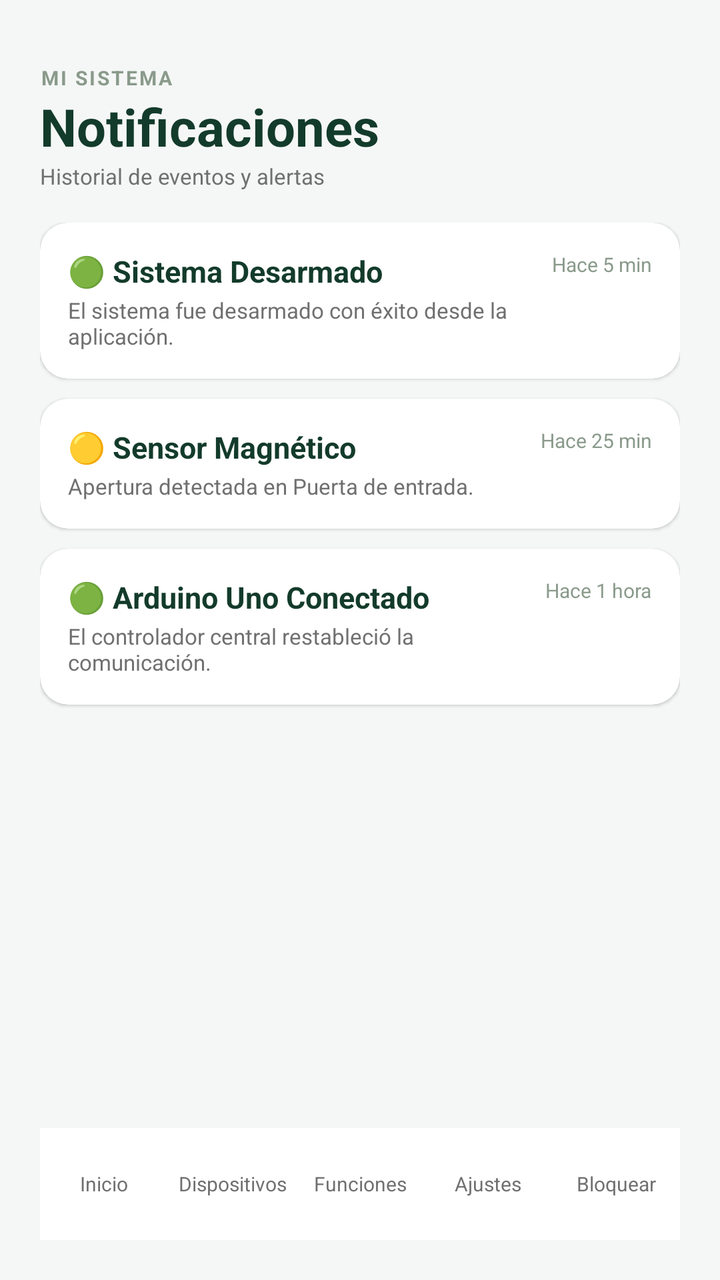
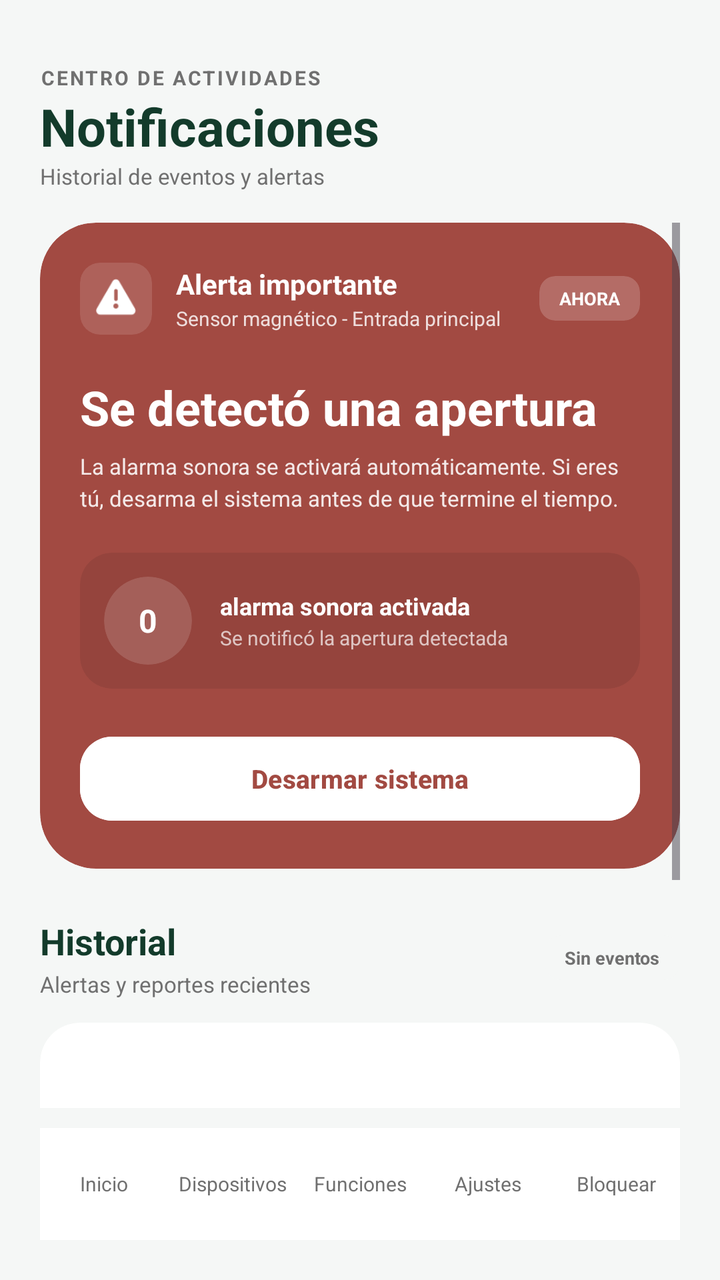

The first picture is an Android layout as it rendered before a commit; the second is the same layout after the commit. The layout source and the unified diff follow.
<!-- AndroidManifest.xml: application theme Theme.SixSense -->
<!-- res/layout/pantalla_notificaciones.xml -->
<?xml version="1.0" encoding="utf-8"?>
<androidx.constraintlayout.widget.ConstraintLayout
    xmlns:android="http://schemas.android.com/apk/res/android"
    xmlns:app="http://schemas.android.com/apk/res-auto"
    android:layout_width="match_parent"
    android:layout_height="match_parent"
    android:background="#F5F7F6"
    android:padding="20dp">

    
    <LinearLayout
        android:id="@+id/layoutHeaderNotif"
        android:layout_width="0dp"
        android:layout_height="wrap_content"
        android:orientation="vertical"
        android:layout_marginTop="12dp"
        app:layout_constraintTop_toTopOf="parent"
        app:layout_constraintStart_toStartOf="parent"
        app:layout_constraintEnd_toEndOf="parent">

        <TextView
            android:layout_width="wrap_content"
            android:layout_height="wrap_content"
            android:text="MI SISTEMA"
            android:textSize="10sp"
            android:textStyle="bold"
            android:textColor="#8A9A8B"
            android:letterSpacing="0.1"/>

        <TextView
            android:layout_width="wrap_content"
            android:layout_height="wrap_content"
            android:text="Notificaciones"
            android:textSize="26sp"
            android:textStyle="bold"
            android:textColor="#133B2B"/>

        <TextView
            android:layout_width="wrap_content"
            android:layout_height="wrap_content"
            android:text="Historial de eventos y alertas"
            android:textSize="11sp"
            android:textColor="#707070"/>
    </LinearLayout>

    
    <ScrollView
        android:layout_width="0dp"
        android:layout_height="0dp"
        android:layout_marginTop="16dp"
        android:layout_marginBottom="10dp"
        app:layout_constraintTop_toBottomOf="@id/layoutHeaderNotif"
        app:layout_constraintBottom_toTopOf="@id/bottomNav"
        app:layout_constraintStart_toStartOf="parent"
        app:layout_constraintEnd_toEndOf="parent">

        <LinearLayout
            android:layout_width="match_parent"
            android:layout_height="wrap_content"
            android:orientation="vertical">

            
            <androidx.cardview.widget.CardView
                android:layout_width="match_parent"
                android:layout_height="wrap_content"
                android:layout_marginBottom="10dp"
                app:cardCornerRadius="14dp"
                app:cardElevation="1dp"
                app:cardBackgroundColor="#FFFFFF">

                <LinearLayout
                    android:layout_width="match_parent"
                    android:layout_height="wrap_content"
                    android:orientation="horizontal"
                    android:padding="14dp">

                    <LinearLayout
                        android:layout_width="0dp"
                        android:layout_height="wrap_content"
                        android:layout_weight="1"
                        android:orientation="vertical">

                        <TextView
                            android:layout_width="wrap_content"
                            android:layout_height="wrap_content"
                            android:text="🟢 Sistema Desarmado"
                            android:textSize="15sp"
                            android:textStyle="bold"
                            android:textColor="#133B2B"/>

                        <TextView
                            android:layout_width="wrap_content"
                            android:layout_height="wrap_content"
                            android:text="El sistema fue desarmado con éxito desde la aplicación."
                            android:textSize="11sp"
                            android:textColor="#707070"
                            android:layout_marginTop="2dp"/>
                    </LinearLayout>

                    <TextView
                        android:layout_width="wrap_content"
                        android:layout_height="wrap_content"
                        android:text="Hace 5 min"
                        android:textSize="10sp"
                        android:textColor="#8A9A8B"/>
                </LinearLayout>
            </androidx.cardview.widget.CardView>

            
            <androidx.cardview.widget.CardView
                android:layout_width="match_parent"
                android:layout_height="wrap_content"
                android:layout_marginBottom="10dp"
                app:cardCornerRadius="14dp"
                app:cardElevation="1dp"
                app:cardBackgroundColor="#FFFFFF">

                <LinearLayout
                    android:layout_width="match_parent"
                    android:layout_height="wrap_content"
                    android:orientation="horizontal"
                    android:padding="14dp">

                    <LinearLayout
                        android:layout_width="0dp"
                        android:layout_height="wrap_content"
                        android:layout_weight="1"
                        android:orientation="vertical">

                        <TextView
                            android:layout_width="wrap_content"
                            android:layout_height="wrap_content"
                            android:text="🟡 Sensor Magnético"
                            android:textSize="15sp"
                            android:textStyle="bold"
                            android:textColor="#133B2B"/>

                        <TextView
                            android:layout_width="wrap_content"
                            android:layout_height="wrap_content"
                            android:text="Apertura detectada en Puerta de entrada."
                            android:textSize="11sp"
                            android:textColor="#707070"
                            android:layout_marginTop="2dp"/>
                    </LinearLayout>

                    <TextView
                        android:layout_width="wrap_content"
                        android:layout_height="wrap_content"
                        android:text="Hace 25 min"
                        android:textSize="10sp"
                        android:textColor="#8A9A8B"/>
                </LinearLayout>
            </androidx.cardview.widget.CardView>

            
            <androidx.cardview.widget.CardView
                android:layout_width="match_parent"
                android:layout_height="wrap_content"
                android:layout_marginBottom="10dp"
                app:cardCornerRadius="14dp"
                app:cardElevation="1dp"
                app:cardBackgroundColor="#FFFFFF">

                <LinearLayout
                    android:layout_width="match_parent"
                    android:layout_height="wrap_content"
                    android:orientation="horizontal"
                    android:padding="14dp">

                    <LinearLayout
                        android:layout_width="0dp"
                        android:layout_height="wrap_content"
                        android:layout_weight="1"
                        android:orientation="vertical">

                        <TextView
                            android:layout_width="wrap_content"
                            android:layout_height="wrap_content"
                            android:text="🟢 Arduino Uno Conectado"
                            android:textSize="15sp"
                            android:textStyle="bold"
                            android:textColor="#133B2B"/>

                        <TextView
                            android:layout_width="wrap_content"
                            android:layout_height="wrap_content"
                            android:text="El controlador central restableció la comunicación."
                            android:textSize="11sp"
                            android:textColor="#707070"
                            android:layout_marginTop="2dp"/>
                    </LinearLayout>

                    <TextView
                        android:layout_width="wrap_content"
                        android:layout_height="wrap_content"
                        android:text="Hace 1 hora"
                        android:textSize="10sp"
                        android:textColor="#8A9A8B"/>
                </LinearLayout>
            </androidx.cardview.widget.CardView>

        </LinearLayout>
    </ScrollView>

    
    <LinearLayout
        android:id="@+id/bottomNav"
        android:layout_width="0dp"
        android:layout_height="56dp"
        android:orientation="horizontal"
        android:gravity="center"
        android:background="#FFFFFF"
        app:layout_constraintBottom_toBottomOf="parent"
        app:layout_constraintStart_toStartOf="parent"
        app:layout_constraintEnd_toEndOf="parent">

        <TextView android:id="@+id/navInicio" android:layout_width="0dp" android:layout_height="match_parent" android:layout_weight="1" android:text="Inicio" android:gravity="center" android:textSize="10sp" android:textColor="#707070"/>
        <TextView android:id="@+id/navDispositivos" android:layout_width="0dp" android:layout_height="match_parent" android:layout_weight="1" android:text="Dispositivos" android:gravity="center" android:textSize="10sp" android:textColor="#707070"/>
        <TextView android:id="@+id/navFunciones" android:layout_width="0dp" android:layout_height="match_parent" android:layout_weight="1" android:text="Funciones" android:gravity="center" android:textSize="10sp" android:textColor="#707070"/>
        <TextView android:id="@+id/navAjustes" android:layout_width="0dp" android:layout_height="match_parent" android:layout_weight="1" android:text="Ajustes" android:gravity="center" android:textSize="10sp" android:textColor="#707070"/>
        <TextView android:id="@+id/navBloquear" android:layout_width="0dp" android:layout_height="match_parent" android:layout_weight="1" android:text="Bloquear" android:gravity="center" android:textSize="10sp" android:textColor="#707070"/>
    </LinearLayout>

</androidx.constraintlayout.widget.ConstraintLayout>
<!-- resources referenced by this layout -->
<resources>
  <style name="Theme.SixSense" parent="Base.Theme.SixSense" />
  <style name="Base.Theme.SixSense" parent="Theme.Material3.DayNight.NoActionBar">
          
          
      </style>
</resources>

<!-- the commit's change to res/layout/pantalla_notificaciones.xml (unified diff, before → after) -->
@@ -21,10 +21,10 @@
         <TextView
             android:layout_width="wrap_content"
             android:layout_height="wrap_content"
-            android:text="MI SISTEMA"
+            android:text="CENTRO DE ACTIVIDADES"
             android:textSize="10sp"
             android:textStyle="bold"
-            android:textColor="#8A9A8B"
+            android:textColor="@color/text_secondary"
             android:letterSpacing="0.1"/>
 
         <TextView
@@ -33,14 +33,14 @@
             android:text="Notificaciones"
             android:textSize="26sp"
             android:textStyle="bold"
-            android:textColor="#133B2B"/>
+            android:textColor="@color/text_primary"/>
 
         <TextView
             android:layout_width="wrap_content"
             android:layout_height="wrap_content"
             android:text="Historial de eventos y alertas"
             android:textSize="11sp"
-            android:textColor="#707070"/>
+            android:textColor="@color/text_secondary"/>
     </LinearLayout>
 
     
@@ -63,143 +63,284 @@
             <androidx.cardview.widget.CardView
                 android:layout_width="match_parent"
                 android:layout_height="wrap_content"
-                android:layout_marginBottom="10dp"
-                app:cardCornerRadius="14dp"
-                app:cardElevation="1dp"
-                app:cardBackgroundColor="#FFFFFF">
+                android:layout_marginBottom="24dp"
+                app:cardCornerRadius="28dp"
+                app:cardElevation="0dp"
+                app:cardBackgroundColor="@color/alarm_primary">
 
                 <LinearLayout
                     android:layout_width="match_parent"
                     android:layout_height="wrap_content"
-                    android:orientation="horizontal"
-                    android:padding="14dp">
+                    android:orientation="vertical"
+                    android:padding="20dp">
+
+                    
+                    <RelativeLayout
+                        android:layout_width="match_parent"
+                        android:layout_height="wrap_content">
+
+                        
+                        <androidx.cardview.widget.CardView
+                            android:id="@+id/cardIconAlert"
+                            android:layout_width="36dp"
+                            android:layout_height="36dp"
+                            app:cardCornerRadius="10dp"
+                            app:cardElevation="0dp"
+                            app:cardBackgroundColor="#20FFFFFF"
+                            android:layout_alignParentStart="true"
+                            android:layout_centerVertical="true">
+                            <ImageView
+                                android:layout_width="match_parent"
+                                android:layout_height="match_parent"
+                                android:src="@android:drawable/ic_dialog_alert"
+                                app:tint="@color/card_background"
+                                android:padding="8dp"
+                                android:contentDescription="Alerta"/>
+                        </androidx.cardview.widget.CardView>
+
+                        
+                        <LinearLayout
+                            android:layout_width="wrap_content"
+                            android:layout_height="wrap_content"
+                            android:orientation="vertical"
+                            android:layout_toEndOf="@id/cardIconAlert"
+                            android:layout_toStartOf="@+id/cardBadgeAhora"
+                            android:layout_marginStart="12dp"
+                            android:layout_centerVertical="true">
+                            <TextView
+                                android:layout_width="wrap_content"
+                                android:layout_height="wrap_content"
+                                android:text="Alerta importante"
+                                android:textStyle="bold"
+                                android:textColor="@color/card_background"
+                                android:textSize="14sp"/>
+                            <TextView
+                                android:layout_width="wrap_content"
+                                android:layout_height="wrap_content"
+                                android:text="Sensor magnético - Entrada principal"
+                                android:textColor="#D0FFFFFF"
+                                android:textSize="10sp"
+                                android:layout_marginTop="1dp"/>
+                        </LinearLayout>
+
+                        
+                        <androidx.cardview.widget.CardView
+                            android:id="@+id/cardBadgeAhora"
+                            android:layout_width="wrap_content"
+                            android:layout_height="wrap_content"
+                            android:layout_alignParentEnd="true"
+                            android:layout_centerVertical="true"
+                            app:cardCornerRadius="8dp"
+                            app:cardElevation="0dp"
+                            app:cardBackgroundColor="#30FFFFFF">
+                            <TextView
+                                android:layout_width="wrap_content"
+                                android:layout_height="wrap_content"
+                                android:text="AHORA"
+                                android:textStyle="bold"
+                                android:textColor="@color/card_background"
+                                android:textSize="9sp"
+                                android:paddingHorizontal="10dp"
+                                android:paddingVertical="5dp"/>
+                        </androidx.cardview.widget.CardView>
+                    </RelativeLayout>
+
+                    
+                    <TextView
+                        android:layout_width="match_parent"
+                        android:layout_height="wrap_content"
+                        android:layout_marginTop="20dp"
+                        android:text="Se detectó una apertura"
+                        android:textStyle="bold"
+                        android:textColor="@color/card_background"
+                        android:textSize="24sp"/>
+
+                    <TextView
+                        android:layout_width="match_parent"
+                        android:layout_height="wrap_content"
+                        android:layout_marginTop="6dp"
+                        android:text="La alarma sonora se activará automáticamente. Si eres tú, desarma el sistema antes de que termine el tiempo."
+                        android:textColor="#E0FFFFFF"
+                        android:textSize="11sp"
+                        android:lineSpacingMultiplier="1.2"/>
+
+                    
+                    <androidx.cardview.widget.CardView
+                        android:layout_width="match_parent"
+                        android:layout_height="wrap_content"
+                        android:layout_marginTop="20dp"
+                        android:layout_marginBottom="20dp"
+                        app:cardCornerRadius="16dp"
+                        app:cardElevation="0dp"
+                        app:cardBackgroundColor="#15000000">
+
+                        <LinearLayout
+                            android:layout_width="match_parent"
+                            android:layout_height="wrap_content"
+                            android:orientation="horizontal"
+                            android:gravity="center_vertical"
+                            android:padding="12dp">
+
+                            
+                            <androidx.cardview.widget.CardView
+                                android:layout_width="44dp"
+                                android:layout_height="44dp"
+                                app:cardCornerRadius="22dp"
+                                app:cardElevation="0dp"
+                                app:cardBackgroundColor="#25FFFFFF">
+                                <TextView
+                                    android:id="@+id/tvCountdown"
+                                    android:layout_width="match_parent"
+                                    android:layout_height="match_parent"
+                                    android:text="0"
+                                    android:gravity="center"
+                                    android:textStyle="bold"
+                                    android:textColor="@color/card_background"
+                                    android:textSize="16sp"/>
+                            </androidx.cardview.widget.CardView>
+
+                            
+                            <LinearLayout
+                                android:layout_width="wrap_content"
+                                android:layout_height="wrap_content"
+                                android:orientation="vertical"
+                                android:layout_marginStart="14dp">
+                                <TextView
+                                    android:layout_width="wrap_content"
+                                    android:layout_height="wrap_content"
+                                    android:text="alarma sonora activada"
+                                    android:textStyle="bold"
+                                    android:textColor="@color/card_background"
+                                    android:textSize="12sp"/>
+                                <TextView
+                                    android:layout_width="wrap_content"
+                                    android:layout_height="wrap_content"
+                                    android:text="Se notificó la apertura detectada"
+                                    android:textColor="#B0FFFFFF"
+                                    android:textSize="10sp"
+                                    android:layout_marginTop="1dp"/>
+                            </LinearLayout>
+                        </LinearLayout>
+                    </androidx.cardview.widget.CardView>
+
+                    
+                    <Button
+                        android:id="@+id/btnDesarmarAlerta"
+                        android:layout_width="match_parent"
+                        android:layout_height="50dp"
+                        android:text="Desarmar sistema"
+                        android:textSize="13sp"
+                        android:textStyle="bold"
+                        android:textColor="@color/alarm_primary"
+                        android:backgroundTint="@color/card_background"
+                        app:cornerRadius="16dp"
+                        android:icon="@android:drawable/ic_lock_power_off"
+                        app:iconTint="@color/alarm_primary"
+                        app:iconGravity="textStart"/>
+                </LinearLayout>
+            </androidx.cardview.widget.CardView>
+
+            
+            <LinearLayout
+                android:layout_width="match_parent"
+                android:layout_height="wrap_content"
+                android:orientation="vertical">
+
+                
+                <RelativeLayout
+                    android:layout_width="match_parent"
+                    android:layout_height="wrap_content"
+                    android:layout_marginBottom="12dp">
 
                     <LinearLayout
-                        android:layout_width="0dp"
-                        android:layout_height="wrap_content"
-                        android:layout_weight="1"
-                        android:orientation="vertical">
-
-                        <TextView
-                            android:layout_width="wrap_content"
-                            android:layout_height="wrap_content"
-                            android:text="🟢 Sistema Desarmado"
-                            android:textSize="15sp"
+                        android:layout_width="wrap_content"
+                        android:layout_height="wrap_content"
+                        android:orientation="vertical"
+                        android:layout_alignParentStart="true"
+                        android:layout_toStartOf="@+id/cardEstadoSistemaVacit">
+                        <TextView
+                            android:layout_width="wrap_content"
+                            android:layout_height="wrap_content"
+                            android:text="Historial"
                             android:textStyle="bold"
-                            android:textColor="#133B2B"/>
-
-                        <TextView
-                            android:layout_width="wrap_content"
-                            android:layout_height="wrap_content"
-                            android:text="El sistema fue desarmado con éxito desde la aplicación."
+                            android:textColor="@color/green_dark"
+                            android:textSize="18sp"/>
+                        <TextView
+                            android:layout_width="wrap_content"
+                            android:layout_height="wrap_content"
+                            android:text="Alertas y reportes recientes"
+                            android:textColor="@color/text_secondary"
                             android:textSize="11sp"
-                            android:textColor="#707070"
                             android:layout_marginTop="2dp"/>
                     </LinearLayout>
 
-                    <TextView
+                    
+                    <androidx.cardview.widget.CardView
+                        android:id="@+id/cardEstadoSistemaVacit"
                         android:layout_width="wrap_content"
                         android:layout_height="wrap_content"
-                        android:text="Hace 5 min"
-                        android:textSize="10sp"
-                        android:textColor="#8A9A8B"/>
-                </LinearLayout>
-            </androidx.cardview.widget.CardView>
-
-            
-            <androidx.cardview.widget.CardView
-                android:layout_width="match_parent"
-                android:layout_height="wrap_content"
-                android:layout_marginBottom="10dp"
-                app:cardCornerRadius="14dp"
-                app:cardElevation="1dp"
-                app:cardBackgroundColor="#FFFFFF">
-
-                <LinearLayout
+                        android:layout_alignParentEnd="true"
+                        android:layout_centerVertical="true"
+                        app:cardCornerRadius="8dp"
+                        app:cardElevation="0dp"
+                        app:cardBackgroundColor="@color/brand_background">
+                        <TextView
+                            android:layout_width="wrap_content"
+                            android:layout_height="wrap_content"
+                            android:text="Sin eventos"
+                            android:textStyle="bold"
+                            android:textColor="@color/text_secondary"
+                            android:textSize="9sp"
+                            android:paddingHorizontal="10dp"
+                            android:paddingVertical="5dp"/>
+                    </androidx.cardview.widget.CardView>
+                </RelativeLayout>
+
+                
+                <androidx.cardview.widget.CardView
                     android:layout_width="match_parent"
-                    android:layout_height="wrap_content"
-                    android:orientation="horizontal"
-                    android:padding="14dp">
+                    android:layout_height="180dp"
+                    android:layout_marginBottom="16dp"
+                    app:cardCornerRadius="20dp"
+                    app:cardElevation="0dp"
+                    app:cardBackgroundColor="@color/card_background">
 
                     <LinearLayout
-                        android:layout_width="0dp"
-                        android:layout_height="wrap_content"
-                        android:layout_weight="1"
-                        android:orientation="vertical">
-
-                        <TextView
-                            android:layout_width="wrap_content"
-                            android:layout_height="wrap_content"
-                            android:text="🟡 Sensor Magnético"
-                            android:textSize="15sp"
+                        android:layout_width="match_parent"
+                        android:layout_height="match_parent"
+                        android:orientation="vertical"
+                        android:gravity="center"
+                        android:padding="24dp">
+
+                        
+                        <ImageView
+                            android:layout_width="40dp"
+                            android:layout_height="40dp"
+                            android:src="@android:drawable/ic_menu_today"
+                            app:tint="@color/green_muted"
+                            android:contentDescription="Historial Vacío"/>
+
+                        <TextView
+                            android:layout_width="wrap_content"
+                            android:layout_height="wrap_content"
+                            android:layout_marginTop="12dp"
+                            android:text="No hay registros guardados"
                             android:textStyle="bold"
-                            android:textColor="#133B2B"/>
-
-                        <TextView
-                            android:layout_width="wrap_content"
-                            android:layout_height="wrap_content"
-                            android:text="Apertura detectada en Puerta de entrada."
+                            android:textColor="@color/green_dark"
+                            android:textSize="14sp"/>
+
+                        <TextView
+                            android:layout_width="wrap_content"
+                            android:layout_height="wrap_content"
+                            android:layout_marginTop="4dp"
+                            android:text="Las alertas y notificaciones del sistema aparecerán detalladas en esta lista."
+                            android:textColor="@color/text_secondary"
                             android:textSize="11sp"
-                            android:textColor="#707070"
-                            android:layout_marginTop="2dp"/>
+                            android:gravity="center"
+                            android:lineSpacingMultiplier="1.1"/>
                     </LinearLayout>
-
-                    <TextView
-                        android:layout_width="wrap_content"
-                        android:layout_height="wrap_content"
-                        android:text="Hace 25 min"
-                        android:textSize="10sp"
-                        android:textColor="#8A9A8B"/>
-                </LinearLayout>
-            </androidx.cardview.widget.CardView>
-
-            
-            <androidx.cardview.widget.CardView
-                android:layout_width="match_parent"
-                android:layout_height="wrap_content"
-                android:layout_marginBottom="10dp"
-                app:cardCornerRadius="14dp"
-                app:cardElevation="1dp"
-                app:cardBackgroundColor="#FFFFFF">
-
-                <LinearLayout
-                    android:layout_width="match_parent"
-                    android:layout_height="wrap_content"
-                    android:orientation="horizontal"
-                    android:padding="14dp">
-
-                    <LinearLayout
-                        android:layout_width="0dp"
-                        android:layout_height="wrap_content"
-                        android:layout_weight="1"
-                        android:orientation="vertical">
-
-                        <TextView
-                            android:layout_width="wrap_content"
-                            android:layout_height="wrap_content"
-                            android:text="🟢 Arduino Uno Conectado"
-                            android:textSize="15sp"
-                            android:textStyle="bold"
-                            android:textColor="#133B2B"/>
-
-                        <TextView
-                            android:layout_width="wrap_content"
-                            android:layout_height="wrap_content"
-                            android:text="El controlador central restableció la comunicación."
-                            android:textSize="11sp"
-                            android:textColor="#707070"
-                            android:layout_marginTop="2dp"/>
-                    </LinearLayout>
-
-                    <TextView
-                        android:layout_width="wrap_content"
-                        android:layout_height="wrap_content"
-                        android:text="Hace 1 hora"
-                        android:textSize="10sp"
-                        android:textColor="#8A9A8B"/>
-                </LinearLayout>
-            </androidx.cardview.widget.CardView>
-
+                </androidx.cardview.widget.CardView>
+            </LinearLayout>
         </LinearLayout>
     </ScrollView>
 
<!-- resource entries referenced after the edit -->
@@ -1,5 +1,12 @@
 <!-- resources referenced by this layout -->
 <resources>
+  <color name="alarm_primary">#A24A42</color>
+  <color name="brand_background">#F5F7F6</color>
+  <color name="card_background">#FFFFFF</color>
+  <color name="green_dark">#133B2B</color>
+  <color name="green_muted">#8A9A8B</color>
+  <color name="text_primary">#133B2B</color>
+  <color name="text_secondary">#707070</color>
   <style name="Theme.SixSense" parent="Base.Theme.SixSense" />
   <style name="Base.Theme.SixSense" parent="Theme.Material3.DayNight.NoActionBar">
           
